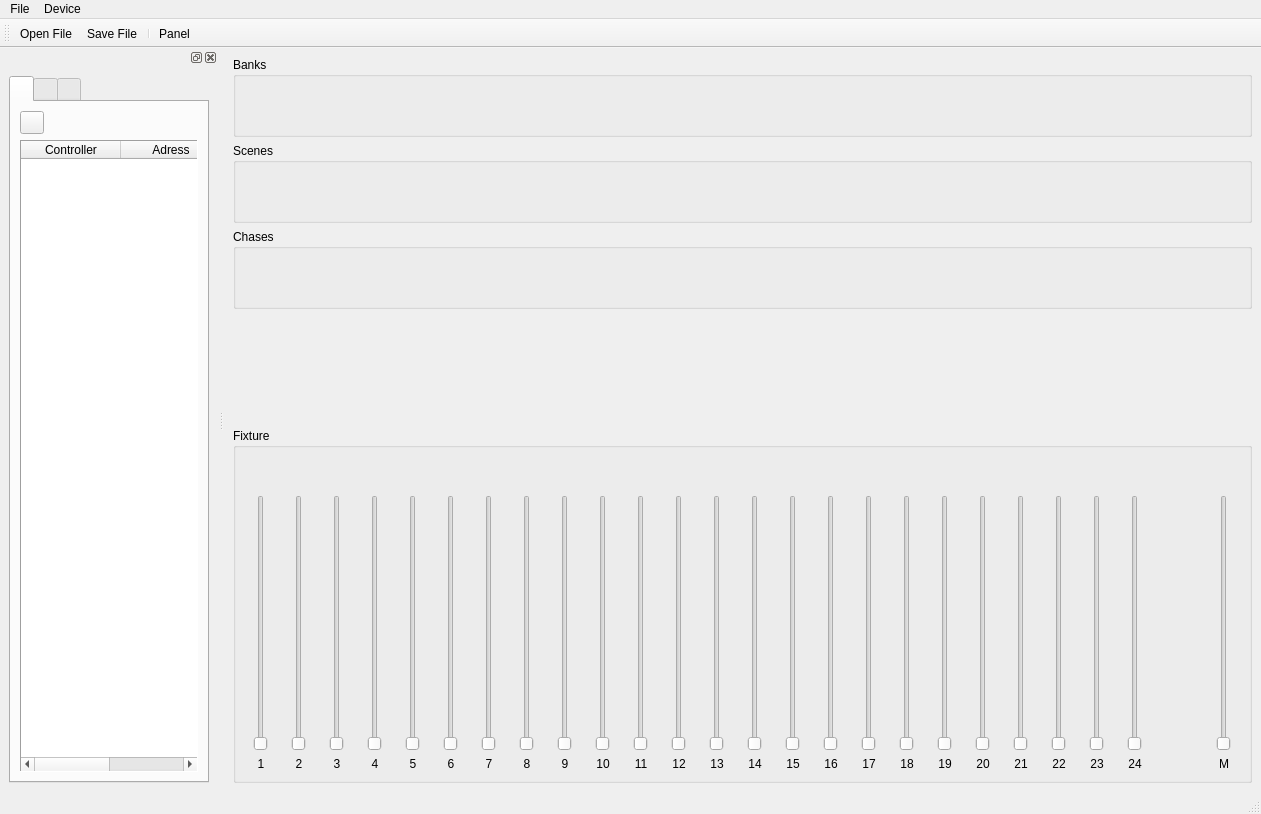
The window that qLights/Forms/mainWin.ui (AKuhle/aDev) describes before a commit, drawn with Qt 5.
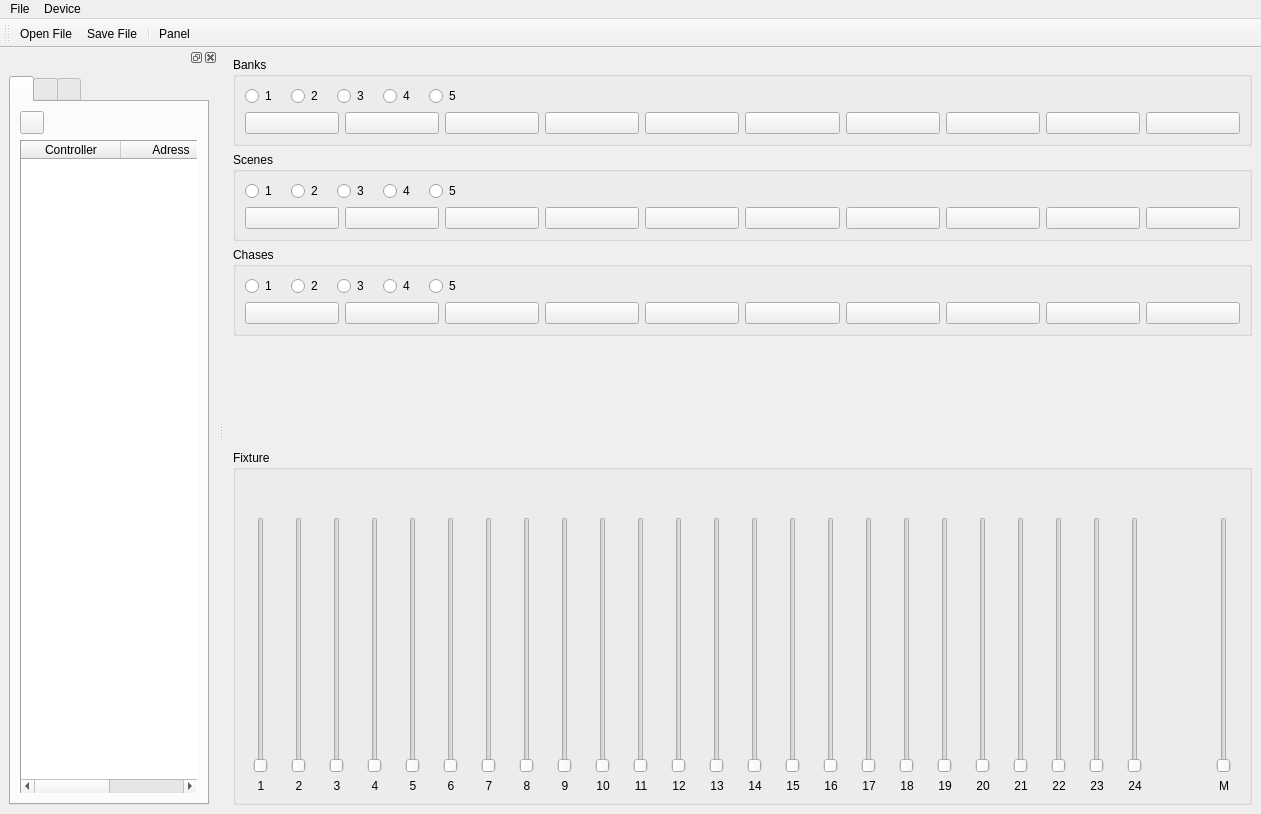
The same window after the commit. Icons and pictures are not drawn.

What changed in the file:
```diff
--- a/qLights/Forms/mainWin.ui
+++ b/qLights/Forms/mainWin.ui
@@ -17,41 +17,533 @@
    <layout class="QVBoxLayout" name="verticalLayout_26">
     <item>
      <widget class="QGroupBox" name="groupBox">
+      <property name="sizePolicy">
+       <sizepolicy hsizetype="Preferred" vsizetype="Minimum">
+        <horstretch>0</horstretch>
+        <verstretch>0</verstretch>
+       </sizepolicy>
+      </property>
       <property name="minimumSize">
        <size>
         <width>0</width>
-        <height>80</height>
+        <height>0</height>
        </size>
       </property>
       <property name="title">
        <string>Banks</string>
       </property>
+      <layout class="QVBoxLayout" name="verticalLayout_28">
+       <item>
+        <layout class="QHBoxLayout" name="horizontalLayout_3">
+         <item>
+          <widget class="QRadioButton" name="radioButton">
+           <property name="minimumSize">
+            <size>
+             <width>40</width>
+             <height>0</height>
+            </size>
+           </property>
+           <property name="text">
+            <string>1</string>
+           </property>
+          </widget>
+         </item>
+         <item>
+          <widget class="QRadioButton" name="radioButton_2">
+           <property name="minimumSize">
+            <size>
+             <width>40</width>
+             <height>0</height>
+            </size>
+           </property>
+           <property name="text">
+            <string>2</string>
+           </property>
+          </widget>
+         </item>
+         <item>
+          <widget class="QRadioButton" name="radioButton_3">
+           <property name="minimumSize">
+            <size>
+             <width>40</width>
+             <height>0</height>
+            </size>
+           </property>
+           <property name="text">
+            <string>3</string>
+           </property>
+          </widget>
+         </item>
+         <item>
+          <widget class="QRadioButton" name="radioButton_4">
+           <property name="minimumSize">
+            <size>
+             <width>40</width>
+             <height>0</height>
+            </size>
+           </property>
+           <property name="text">
+            <string>4</string>
+           </property>
+          </widget>
+         </item>
+         <item>
+          <widget class="QRadioButton" name="radioButton_5">
+           <property name="minimumSize">
+            <size>
+             <width>40</width>
+             <height>0</height>
+            </size>
+           </property>
+           <property name="text">
+            <string>5</string>
+           </property>
+          </widget>
+         </item>
+         <item>
+          <spacer name="horizontalSpacer_3">
+           <property name="orientation">
+            <enum>Qt::Orientation::Horizontal</enum>
+           </property>
+           <property name="sizeHint" stdset="0">
+            <size>
+             <width>40</width>
+             <height>20</height>
+            </size>
+           </property>
+          </spacer>
+         </item>
+        </layout>
+       </item>
+       <item>
+        <layout class="QHBoxLayout" name="horizontalLayout_4">
+         <item>
+          <widget class="QPushButton" name="pushButton">
+           <property name="text">
+            <string/>
+           </property>
+          </widget>
+         </item>
+         <item>
+          <widget class="QPushButton" name="pushButton_2">
+           <property name="text">
+            <string/>
+           </property>
+          </widget>
+         </item>
+         <item>
+          <widget class="QPushButton" name="pushButton_3">
+           <property name="text">
+            <string/>
+           </property>
+          </widget>
+         </item>
+         <item>
+          <widget class="QPushButton" name="pushButton_4">
+           <property name="text">
+            <string/>
+           </property>
+          </widget>
+         </item>
+         <item>
+          <widget class="QPushButton" name="pushButton_5">
+           <property name="text">
+            <string/>
+           </property>
+          </widget>
+         </item>
+         <item>
+          <widget class="QPushButton" name="pushButton_6">
+           <property name="text">
+            <string/>
+           </property>
+          </widget>
+         </item>
+         <item>
+          <widget class="QPushButton" name="pushButton_7">
+           <property name="text">
+            <string/>
+           </property>
+          </widget>
+         </item>
+         <item>
+          <widget class="QPushButton" name="pushButton_8">
+           <property name="text">
+            <string/>
+           </property>
+          </widget>
+         </item>
+         <item>
+          <widget class="QPushButton" name="pushButton_9">
+           <property name="text">
+            <string/>
+           </property>
+          </widget>
+         </item>
+         <item>
+          <widget class="QPushButton" name="pushButton_10">
+           <property name="text">
+            <string/>
+           </property>
+          </widget>
+         </item>
+        </layout>
+       </item>
+      </layout>
      </widget>
     </item>
     <item>
      <widget class="QGroupBox" name="groupBox_2">
+      <property name="sizePolicy">
+       <sizepolicy hsizetype="Preferred" vsizetype="Minimum">
+        <horstretch>0</horstretch>
+        <verstretch>0</verstretch>
+       </sizepolicy>
+      </property>
       <property name="minimumSize">
        <size>
         <width>0</width>
-        <height>80</height>
+        <height>0</height>
        </size>
       </property>
       <property name="title">
        <string>Scenes</string>
       </property>
+      <layout class="QVBoxLayout" name="verticalLayout_29">
+       <item>
+        <layout class="QHBoxLayout" name="horizontalLayout_5">
+         <item>
+          <widget class="QRadioButton" name="radioButton_6">
+           <property name="minimumSize">
+            <size>
+             <width>40</width>
+             <height>0</height>
+            </size>
+           </property>
+           <property name="text">
+            <string>1</string>
+           </property>
+          </widget>
+         </item>
+         <item>
+          <widget class="QRadioButton" name="radioButton_7">
+           <property name="minimumSize">
+            <size>
+             <width>40</width>
+             <height>0</height>
+            </size>
+           </property>
+           <property name="text">
+            <string>2</string>
+           </property>
+          </widget>
+         </item>
+         <item>
+          <widget class="QRadioButton" name="radioButton_8">
+           <property name="minimumSize">
+            <size>
+             <width>40</width>
+             <height>0</height>
+            </size>
+           </property>
+           <property name="text">
+            <string>3</string>
+           </property>
+          </widget>
+         </item>
+         <item>
+          <widget class="QRadioButton" name="radioButton_9">
+           <property name="minimumSize">
+            <size>
+             <width>40</width>
+             <height>0</height>
+            </size>
+           </property>
+           <property name="text">
+            <string>4</string>
+           </property>
+          </widget>
+         </item>
+         <item>
+          <widget class="QRadioButton" name="radioButton_10">
+           <property name="minimumSize">
+            <size>
+             <width>40</width>
+             <height>0</height>
+            </size>
+           </property>
+           <property name="text">
+            <string>5</string>
+           </property>
+          </widget>
+         </item>
+         <item>
+          <spacer name="horizontalSpacer_4">
+           <property name="orientation">
+            <enum>Qt::Orientation::Horizontal</enum>
+           </property>
+           <property name="sizeHint" stdset="0">
+            <size>
+             <width>40</width>
+             <height>20</height>
+            </size>
+           </property>
+          </spacer>
+         </item>
+        </layout>
+       </item>
+       <item>
+        <layout class="QHBoxLayout" name="horizontalLayout_7">
+         <item>
+          <widget class="QPushButton" name="pushButton_11">
+           <property name="text">
+            <string/>
+           </property>
+          </widget>
+         </item>
+         <item>
+          <widget class="QPushButton" name="pushButton_12">
+           <property name="text">
+            <string/>
+           </property>
+          </widget>
+         </item>
+         <item>
+          <widget class="QPushButton" name="pushButton_13">
+           <property name="text">
+            <string/>
+           </property>
+          </widget>
+         </item>
+         <item>
+          <widget class="QPushButton" name="pushButton_14">
+           <property name="text">
+            <string/>
+           </property>
+          </widget>
+         </item>
+         <item>
+          <widget class="QPushButton" name="pushButton_15">
+           <property name="text">
+            <string/>
+           </property>
+          </widget>
+         </item>
+         <item>
+          <widget class="QPushButton" name="pushButton_16">
+           <property name="text">
+            <string/>
+           </property>
+          </widget>
+         </item>
+         <item>
+          <widget class="QPushButton" name="pushButton_17">
+           <property name="text">
+            <string/>
+           </property>
+          </widget>
+         </item>
+         <item>
+          <widget class="QPushButton" name="pushButton_18">
+           <property name="text">
+            <string/>
+           </property>
+          </widget>
+         </item>
+         <item>
+          <widget class="QPushButton" name="pushButton_19">
+           <property name="text">
+            <string/>
+           </property>
+          </widget>
+         </item>
+         <item>
+          <widget class="QPushButton" name="pushButton_20">
+           <property name="text">
+            <string/>
+           </property>
+          </widget>
+         </item>
+        </layout>
+       </item>
+      </layout>
      </widget>
     </item>
     <item>
      <widget class="QGroupBox" name="groupBox_4">
+      <property name="sizePolicy">
+       <sizepolicy hsizetype="Preferred" vsizetype="Minimum">
+        <horstretch>0</horstretch>
+        <verstretch>0</verstretch>
+       </sizepolicy>
+      </property>
       <property name="minimumSize">
        <size>
         <width>0</width>
-        <height>80</height>
+        <height>0</height>
        </size>
       </property>
       <property name="title">
        <string>Chases</string>
       </property>
+      <layout class="QVBoxLayout" name="verticalLayout_30">
+       <item>
+        <layout class="QHBoxLayout" name="horizontalLayout_6">
+         <item>
+          <widget class="QRadioButton" name="radioButton_11">
+           <property name="minimumSize">
+            <size>
+             <width>40</width>
+             <height>0</height>
+            </size>
+           </property>
+           <property name="text">
+            <string>1</string>
+           </property>
+          </widget>
+         </item>
+         <item>
+          <widget class="QRadioButton" name="radioButton_12">
+           <property name="minimumSize">
+            <size>
+             <width>40</width>
+             <height>0</height>
+            </size>
+           </property>
+           <property name="text">
+            <string>2</string>
+           </property>
+          </widget>
+         </item>
+         <item>
+          <widget class="QRadioButton" name="radioButton_13">
+           <property name="minimumSize">
+            <size>
+             <width>40</width>
+             <height>0</height>
+            </size>
+           </property>
+           <property name="text">
+            <string>3</string>
+           </property>
+          </widget>
+         </item>
+         <item>
+          <widget class="QRadioButton" name="radioButton_14">
+           <property name="minimumSize">
+            <size>
+             <width>40</width>
+             <height>0</height>
+            </size>
+           </property>
+           <property name="text">
+            <string>4</string>
+           </property>
+          </widget>
+         </item>
+         <item>
+          <widget class="QRadioButton" name="radioButton_15">
+           <property name="minimumSize">
+            <size>
+             <width>40</width>
+             <height>0</height>
+            </size>
+           </property>
+           <property name="text">
+            <string>5</string>
+           </property>
+          </widget>
+         </item>
+         <item>
+          <spacer name="horizontalSpacer_5">
+           <property name="orientation">
+            <enum>Qt::Orientation::Horizontal</enum>
+           </property>
+           <property name="sizeHint" stdset="0">
+            <size>
+             <width>40</width>
+             <height>20</height>
+            </size>
+           </property>
+          </spacer>
+         </item>
+        </layout>
+       </item>
+       <item>
+        <layout class="QHBoxLayout" name="horizontalLayout_8">
+         <item>
+          <widget class="QPushButton" name="pushButton_21">
+           <property name="text">
+            <string/>
+           </property>
+          </widget>
+         </item>
+         <item>
+          <widget class="QPushButton" name="pushButton_22">
+           <property name="text">
+            <string/>
+           </property>
+          </widget>
+         </item>
+         <item>
+          <widget class="QPushButton" name="pushButton_23">
+           <property name="text">
+            <string/>
+           </property>
+          </widget>
+         </item>
+         <item>
+          <widget class="QPushButton" name="pushButton_24">
+           <property name="text">
+            <string/>
+           </property>
+          </widget>
+         </item>
+         <item>
+          <widget class="QPushButton" name="pushButton_25">
+           <property name="text">
+            <string/>
+           </property>
+          </widget>
+         </item>
+         <item>
+          <widget class="QPushButton" name="pushButton_26">
+           <property name="text">
+            <string/>
+           </property>
+          </widget>
+         </item>
+         <item>
+          <widget class="QPushButton" name="pushButton_27">
+           <property name="text">
+            <string/>
+           </property>
+          </widget>
+         </item>
+         <item>
+          <widget class="QPushButton" name="pushButton_28">
+           <property name="text">
+            <string/>
+           </property>
+          </widget>
+         </item>
+         <item>
+          <widget class="QPushButton" name="pushButton_29">
+           <property name="text">
+            <string/>
+           </property>
+          </widget>
+         </item>
+         <item>
+          <widget class="QPushButton" name="pushButton_30">
+           <property name="text">
+            <string/>
+           </property>
+          </widget>
+         </item>
+        </layout>
+       </item>
+      </layout>
      </widget>
     </item>
     <item>
@@ -117,6 +609,9 @@
              <height>256</height>
             </size>
            </property>
+           <property name="maximum">
+            <number>255</number>
+           </property>
            <property name="orientation">
             <enum>Qt::Orientation::Vertical</enum>
            </property>
@@ -178,6 +673,9 @@
              <height>256</height>
             </size>
            </property>
+           <property name="maximum">
+            <number>255</number>
+           </property>
            <property name="orientation">
             <enum>Qt::Orientation::Vertical</enum>
            </property>
@@ -239,6 +737,9 @@
              <height>256</height>
             </size>
            </property>
+           <property name="maximum">
+            <number>255</number>
+           </property>
            <property name="orientation">
             <enum>Qt::Orientation::Vertical</enum>
            </property>
@@ -300,6 +801,9 @@
              <height>256</height>
             </size>
            </property>
+           <property name="maximum">
+            <number>255</number>
+           </property>
            <property name="orientation">
             <enum>Qt::Orientation::Vertical</enum>
            </property>
@@ -361,6 +865,9 @@
              <height>256</height>
             </size>
            </property>
+           <property name="maximum">
+            <number>255</number>
+           </property>
            <property name="orientation">
             <enum>Qt::Orientation::Vertical</enum>
            </property>
@@ -422,6 +929,9 @@
              <height>256</height>
             </size>
            </property>
+           <property name="maximum">
+            <number>255</number>
+           </property>
            <property name="orientation">
             <enum>Qt::Orientation::Vertical</enum>
            </property>
@@ -483,6 +993,9 @@
              <height>256</height>
             </size>
            </property>
+           <property name="maximum">
+            <number>255</number>
+           </property>
            <property name="orientation">
             <enum>Qt::Orientation::Vertical</enum>
            </property>
@@ -544,6 +1057,9 @@
              <height>256</height>
             </size>
            </property>
+           <property name="maximum">
+            <number>255</number>
+           </property>
            <property name="orientation">
             <enum>Qt::Orientation::Vertical</enum>
            </property>
@@ -605,6 +1121,9 @@
              <height>256</height>
             </size>
            </property>
+           <property name="maximum">
+            <number>255</number>
+           </property>
            <property name="orientation">
             <enum>Qt::Orientation::Vertical</enum>
            </property>
@@ -666,6 +1185,9 @@
              <height>256</height>
             </size>
            </property>
+           <property name="maximum">
+            <number>255</number>
+           </property>
            <property name="orientation">
             <enum>Qt::Orientation::Vertical</enum>
            </property>
@@ -727,6 +1249,9 @@
              <height>256</height>
             </size>
            </property>
+           <property name="maximum">
+            <number>255</number>
+           </property>
            <property name="orientation">
             <enum>Qt::Orientation::Vertical</enum>
            </property>
@@ -788,6 +1313,9 @@
              <height>256</height>
             </size>
            </property>
+           <property name="maximum">
+            <number>255</number>
+           </property>
            <property name="orientation">
             <enum>Qt::Orientation::Vertical</enum>
            </property>
@@ -849,6 +1377,9 @@
              <height>256</height>
             </size>
            </property>
+           <property name="maximum">
+            <number>255</number>
+           </property>
            <property name="orientation">
             <enum>Qt::Orientation::Vertical</enum>
            </property>
@@ -910,6 +1441,9 @@
              <height>256</height>
             </size>
            </property>
+           <property name="maximum">
+            <number>255</number>
+           </property>
            <property name="orientation">
             <enum>Qt::Orientation::Vertical</enum>
            </property>
@@ -971,6 +1505,9 @@
              <height>256</height>
             </size>
            </property>
+           <property name="maximum">
+            <number>255</number>
+           </property>
            <property name="orientation">
             <enum>Qt::Orientation::Vertical</enum>
            </property>
@@ -1032,6 +1569,9 @@
              <height>256</height>
             </size>
            </property>
+           <property name="maximum">
+            <number>255</number>
+           </property>
            <property name="orientation">
             <enum>Qt::Orientation::Vertical</enum>
            </property>
@@ -1093,6 +1633,9 @@
              <height>256</height>
             </size>
            </property>
+           <property name="maximum">
+            <number>255</number>
+           </property>
            <property name="orientation">
             <enum>Qt::Orientation::Vertical</enum>
            </property>
@@ -1154,6 +1697,9 @@
              <height>256</height>
             </size>
            </property>
+           <property name="maximum">
+            <number>255</number>
+           </property>
            <property name="orientation">
             <enum>Qt::Orientation::Vertical</enum>
            </property>
@@ -1215,6 +1761,9 @@
              <height>256</height>
             </size>
            </property>
+           <property name="maximum">
+            <number>255</number>
+           </property>
            <property name="orientation">
             <enum>Qt::Orientation::Vertical</enum>
            </property>
@@ -1276,6 +1825,9 @@
              <height>256</height>
             </size>
            </property>
+           <property name="maximum">
+            <number>255</number>
+           </property>
            <property name="orientation">
             <enum>Qt::Orientation::Vertical</enum>
            </property>
@@ -1337,6 +1889,9 @@
              <height>256</height>
             </size>
            </property>
+           <property name="maximum">
+            <number>255</number>
+           </property>
            <property name="orientation">
             <enum>Qt::Orientation::Vertical</enum>
            </property>
@@ -1398,6 +1953,9 @@
              <height>256</height>
             </size>
            </property>
+           <property name="maximum">
+            <number>255</number>
+           </property>
            <property name="orientation">
             <enum>Qt::Orientation::Vertical</enum>
            </property>
@@ -1459,6 +2017,9 @@
              <height>256</height>
             </size>
            </property>
+           <property name="maximum">
+            <number>255</number>
+           </property>
            <property name="orientation">
             <enum>Qt::Orientation::Vertical</enum>
            </property>
@@ -1520,6 +2081,9 @@
              <height>256</height>
             </size>
            </property>
+           <property name="maximum">
+            <number>255</number>
+           </property>
            <property name="orientation">
             <enum>Qt::Orientation::Vertical</enum>
            </property>
@@ -1594,6 +2158,9 @@
              <height>256</height>
             </size>
            </property>
+           <property name="maximum">
+            <number>255</number>
+           </property>
            <property name="orientation">
             <enum>Qt::Orientation::Vertical</enum>
            </property>
@@ -1653,7 +2220,6 @@
    <addaction name="menuFile"/>
    <addaction name="menuDevice"/>
   </widget>
-  <widget class="QStatusBar" name="statusbar"/>
   <widget class="QDockWidget" name="m_pPanelDock">
    <attribute name="dockWidgetArea">
     <number>1</number>
```
Left out of the diff: 4 changed lines with no effect on the pictures.
